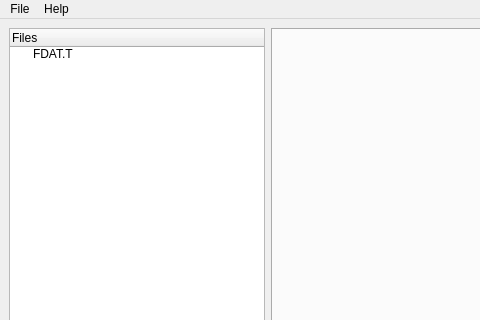
Old version of the form Tools/KFModTool/mainwindow.ui in the repository IvanDSM/KingsFieldRE; both pictures show x 0 to 480 and y 0 to 320 of the 960 by 540 pixel window.
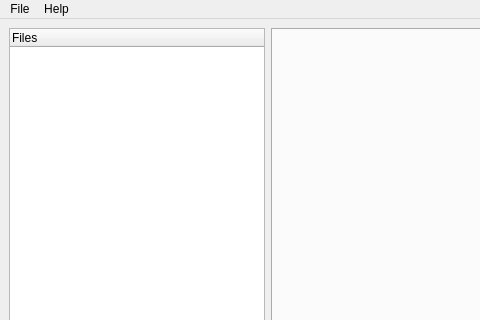
New version of the form. Icons and pictures are not drawn.

```diff
--- a/Tools/KFModTool/mainwindow.ui
+++ b/Tools/KFModTool/mainwindow.ui
@@ -31,15 +31,6 @@
         <string>Files</string>
        </property>
       </column>
-      <item>
-       <property name="text">
-        <string>FDAT.T</string>
-       </property>
-       <property name="icon">
-        <iconset resource="resources.qrc">
-         <normaloff>:/tfile_icon.png</normaloff>:/tfile_icon.png</iconset>
-       </property>
-      </item>
      </widget>
     </item>
     <item>
```
Left out of the diff: 4 changed lines with no effect on the pictures.
